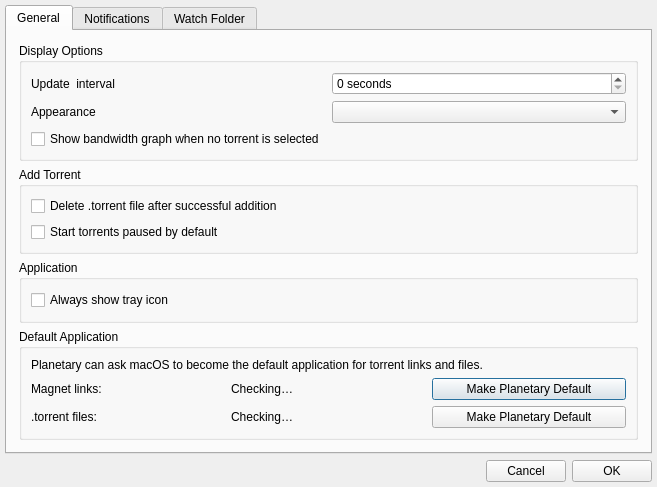
This is appsettings.ui in mveinot/transmission-control as Qt 5 draws it before an edit. The edited form follows.
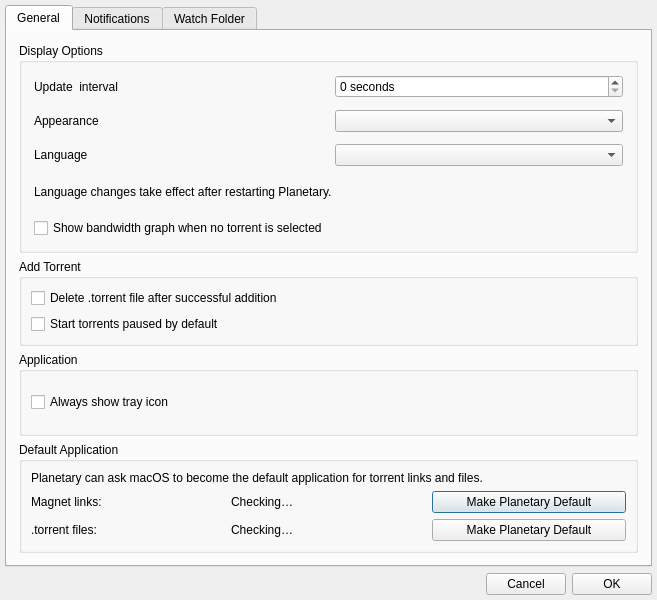
This is the edited form.

The edit to the form file:
```diff
--- a/appsettings.ui
+++ b/appsettings.ui
@@ -7,7 +7,7 @@
     <x>0</x>
     <y>0</y>
     <width>657</width>
-    <height>420</height>
+    <height>600</height>
    </rect>
   </property>
   <property name="windowTitle">
@@ -31,7 +31,7 @@
      <property name="maximumSize">
       <size>
        <width>16777215</width>
-       <height>475</height>
+       <height>16777215</height>
       </size>
      </property>
      <property name="currentIndex">
@@ -58,12 +58,36 @@
         <layout class="QVBoxLayout" name="verticalLayout_2">
          <item>
           <widget class="QGroupBox" name="dataOptionsGroup">
+           <property name="minimumSize">
+            <size>
+             <width>0</width>
+             <height>210</height>
+            </size>
+           </property>
            <property name="title">
             <string>Display Options</string>
            </property>
            <layout class="QHBoxLayout" name="horizontalLayout_3">
+            <property name="leftMargin">
+             <number>12</number>
+            </property>
+            <property name="topMargin">
+             <number>12</number>
+            </property>
+            <property name="rightMargin">
+             <number>12</number>
+            </property>
+            <property name="bottomMargin">
+             <number>12</number>
+            </property>
             <item>
              <layout class="QGridLayout" name="gridLayout">
+              <property name="horizontalSpacing">
+               <number>12</number>
+              </property>
+              <property name="verticalSpacing">
+               <number>12</number>
+              </property>
               <item row="0" column="1">
                <widget class="QSpinBox" name="updateInterval">
                 <property name="suffix">
@@ -92,7 +116,34 @@
                 </property>
                </widget>
               </item>
-              <item row="2" column="0" colspan="2">
+              <item row="2" column="0">
+               <widget class="QLabel" name="labelLanguage">
+                <property name="text">
+                 <string>Language</string>
+                </property>
+                <property name="buddy">
+                 <cstring>languageCombo</cstring>
+                </property>
+               </widget>
+              </item>
+              <item row="2" column="1">
+               <widget class="QComboBox" name="languageCombo">
+                <property name="toolTip">
+                 <string>Select the language used by Planetary</string>
+                </property>
+               </widget>
+              </item>
+              <item row="3" column="0" colspan="2">
+               <widget class="QLabel" name="labelLanguageRestartNotice">
+                <property name="text">
+                 <string>Language changes take effect after restarting Planetary.</string>
+                </property>
+                <property name="wordWrap">
+                 <bool>true</bool>
+                </property>
+               </widget>
+              </item>
+              <item row="4" column="0" colspan="2">
                <widget class="QCheckBox" name="showSessionOverview">
                 <property name="toolTip">
                  <string>Show recent bandwidth activity in the details pane when no torrent is selected</string>
```
